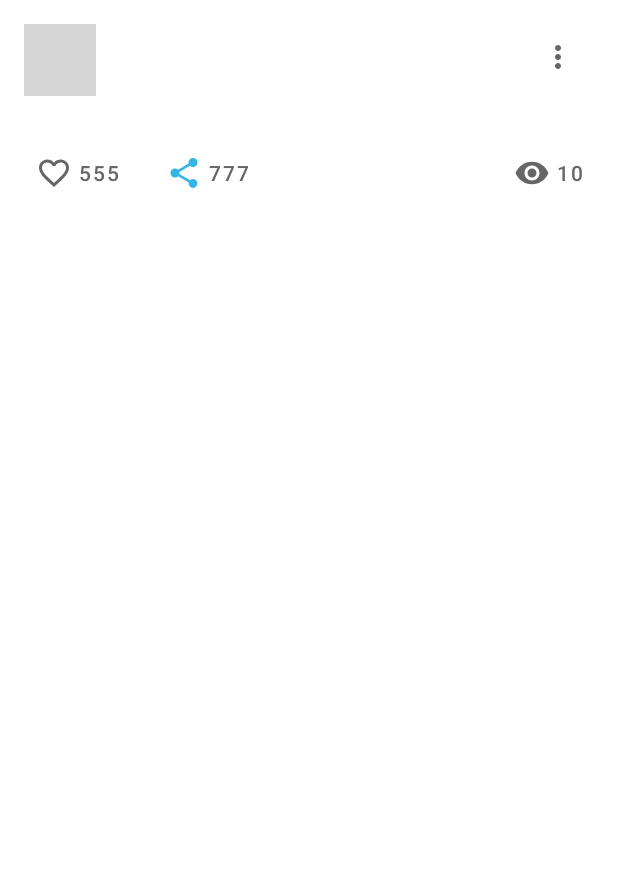
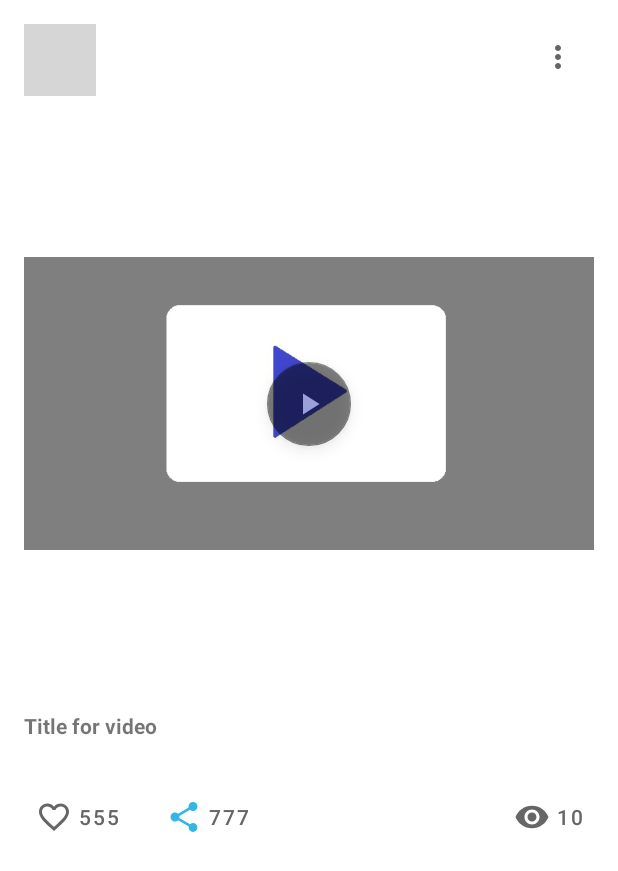
Before and after one commit to Tirex1987/Netology_NMedia, an Android app: the layout card_post.xml on its own in the app's theme, with its tools: preview values and no code run, on a phone screen of 412 x 824 dp. Shown: the top 871 px of the screen. Run offline under Robolectric (Android 15) with nearby library versions, the phone set to English and light mode, and no system bars; grey boxes are pictures that could not be loaded.

Commit message:
Add support video

```diff
--- a/app/src/main/java/ru/netology/nmedia/Post.kt
+++ b/app/src/main/java/ru/netology/nmedia/Post.kt
@@ -8,5 +8,7 @@ data class Post (
     val likes: Int = 0,
     val likedByMe: Boolean = false,
     val share: Int = 0,
-    val views: Int = 0
+    val views: Int = 0,
+    val videoUrl: String? = null,
+    val videoTitle: String? = null
 )
--- a/app/src/main/java/ru/netology/nmedia/adapter/PostInteractionListener.kt
+++ b/app/src/main/java/ru/netology/nmedia/adapter/PostInteractionListener.kt
@@ -7,4 +7,5 @@ interface PostInteractionListener {
     fun onShareClicked(post: Post)
     fun onRemoveClicked(post: Post)
     fun onEditClicked(post: Post)
+    fun onPlayClicked(post: Post)
 }
--- /dev/null
+++ b/app/src/main/res/color/play_button.xml
@@ -0,0 +1,7 @@
+<?xml version="1.0" encoding="utf-8"?>
+<selector xmlns:android="http://schemas.android.com/apk/res/android">
+    <item android:color="@android:color/darker_gray" android:state_pressed="true"/>
+    <item android:color="@android:color/darker_gray" android:state_focused="true"/>
+    <item android:color="@android:color/darker_gray" android:state_selected="true"/>
+    <item android:color="@color/black"/>
+</selector>
--- /dev/null
+++ b/app/src/main/res/drawable/ic_play_24dp.xml
@@ -0,0 +1,5 @@
+<vector android:height="24dp" android:tint="#FFFFFF"
+    android:viewportHeight="24" android:viewportWidth="24"
+    android:width="24dp" xmlns:android="http://schemas.android.com/apk/res/android">
+    <path android:fillColor="@android:color/white" android:pathData="M8,5v14l11,-7z"/>
+</vector>
--- a/app/src/main/res/layout/card_post.xml
+++ b/app/src/main/res/layout/card_post.xml
@@ -56,12 +56,56 @@
         app:barrierDirection="bottom"
         app:constraint_referenced_ids="avatar, published, options"/>
 
+    <androidx.appcompat.widget.AppCompatImageView
+        android:id="@+id/video"
+        android:layout_width="match_parent"
+        android:layout_height="wrap_content"
+        android:contentDescription="@string/video_description"
+        android:scaleType="fitCenter"
+        android:focusable="true"
+        android:clickable="true"
+        app:layout_constraintTop_toBottomOf="@id/headerBarrier"
+        tools:layout_editor_absoluteX="16dp"
+        app:srcCompat="@drawable/default_preview"
+        tools:visibility="visible" />
+
+    <com.google.android.material.floatingactionbutton.FloatingActionButton
+        android:id="@+id/play"
+        android:layout_width="wrap_content"
+        android:layout_height="wrap_content"
+        android:layout_margin="@dimen/fab_margin"
+        app:layout_constraintTop_toTopOf="@id/video"
+        app:layout_constraintBottom_toBottomOf="@id/video"
+        app:layout_constraintStart_toStartOf="@id/video"
+        app:layout_constraintEnd_toEndOf="@id/video"
+        app:srcCompat="@drawable/ic_play_24dp"
+        app:backgroundTint="@color/play_button"
+        app:tint="@color/white"
+        android:alpha="0.5"
+        android:contentDescription="@string/play_description" />
+
+    <androidx.appcompat.widget.AppCompatTextView
+        android:id="@+id/videoTitle"
+        android:layout_width="match_parent"
+        android:layout_height="wrap_content"
+        app:layout_constraintTop_toBottomOf="@id/video"
+        android:textStyle="bold"
+        tools:text="Title for video" />
+
+    <androidx.constraintlayout.widget.Group
+        android:id="@+id/videoGroup"
+        android:layout_width="wrap_content"
+        android:layout_height="wrap_content"
+        app:constraint_referenced_ids="video, play, videoTitle"
+        android:visibility="gone"
+        tools:visibility="visible"/>
+
     <androidx.appcompat.widget.AppCompatTextView
         android:id="@+id/content"
         android:layout_width="match_parent"
         android:layout_height="wrap_content"
         android:layout_marginTop="8dp"
-        app:layout_constraintTop_toBottomOf="@id/headerBarrier"
+        app:layout_constraintTop_toBottomOf="@id/videoTitle"
         tools:text="@tools:sample/lorem" />
 
     <com.google.android.material.button.MaterialButton
--- a/app/src/main/res/values/strings.xml
+++ b/app/src/main/res/values/strings.xml
@@ -12,4 +12,7 @@
     <string name="chooser_share_post">Share post</string>
     <string name="description_post_save">Save post</string>
     <string name="add_post">Add post</string>
+    <string name="video_description">Video</string>
+    <string name="play_description">Play</string>
+    <string name="chooser_play_video">Play video</string>
 </resources>
```
Also changed, not shown: app/src/main/java/ru/netology/nmedia/MainActivity.kt (+10 -0 lines), app/src/main/java/ru/netology/nmedia/adapter/PostsAdapter.kt (+9 -0 lines), app/src/main/java/ru/netology/nmedia/data/PostRepositoryInMemory.kt (+15 -5 lines), app/src/main/java/ru/netology/nmedia/viewModel/PostViewModel.kt (+6 -1 lines), app/src/main/res/drawable/default_preview.png (added), 1 other file.
